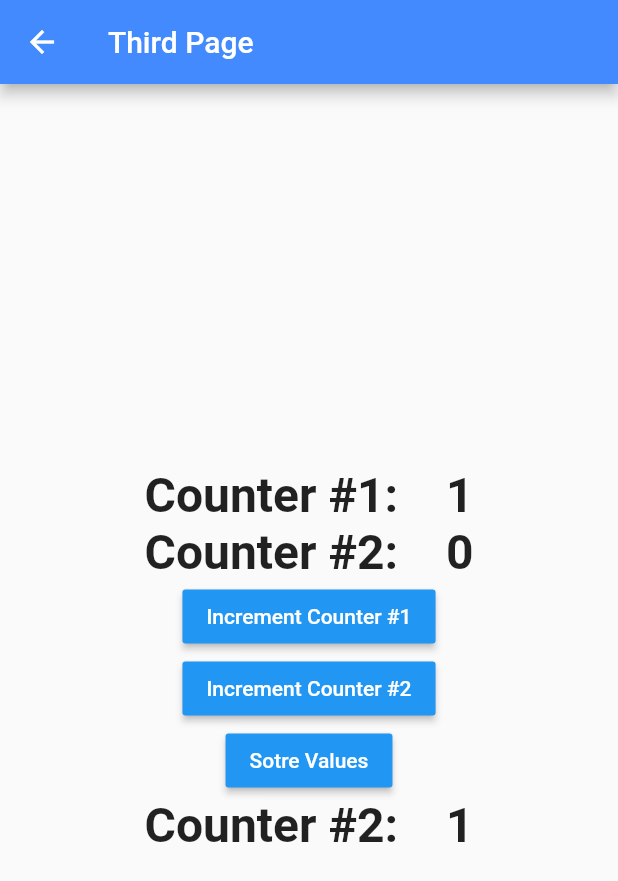
After one commit to Karim-bz/getxFlutterProject, a Flutter app: the ThirdPageView screen opened directly, after a tap on "Increment Counter #1", on a phone screen of 412 x 824 dp. The commit adds this screen. Shown: the top 881 px of the screen. Run offline on Flutter 3.47's test engine with Material 2 defaults, Android fonts, the phone set to English and light mode, and no system bars; our stand-ins replace get, get_storage; accounts and stored records are empty.

Commit message:
ThirdPage - Data Binding - Navigation

```diff
--- /dev/null
+++ b/lib/controllers/SommeControl.dart
@@ -0,0 +1,21 @@
+import 'package:get/get.dart';
+import 'package:get_storage/get_storage.dart';
+
+class SommeController extends GetxController {
+  final count1 = 0.obs; //Compteur
+  final count2 = 0.obs;
+  final name = 'Karim bouzid'.obs;
+
+  @override
+  void onInit() {
+    GetStorage box = GetStorage();
+    if (box.read("count1") != null) {
+      count1.value = box.read("count1");
+      count2.value = box.read("count2");
+    }
+  }
+
+  int get sum => count1.value + count2.value;
+  increment() => count1.value++;
+  increment2() => count2.value++;
+}
--- a/lib/main.dart
+++ b/lib/main.dart
@@ -1,10 +1,12 @@
 import 'package:flutter/material.dart';
 import 'package:get/route_manager.dart';
 import 'package:get_storage/get_storage.dart';
+import 'package:getxproject/controllers/binding/SampleBind.dart';
 import 'package:getxproject/screens/MainPage.dart';
+import 'package:getxproject/screens/third.dart';
 import 'package:getxproject/utils/MyTranslations.dart';
 
-Future<void> main() async {
+void main() async {
   await GetStorage.init();
 
   runApp(GetMaterialApp(
@@ -15,7 +17,12 @@ Future<void> main() async {
     defaultTransition: Transition.zoom,
     translations: MyTranslations(),
     locale: Locale('fr'),
+    // locale: Get.deviceLocale,
     fallbackLocale: Locale('fr'),
-    getPages: [GetPage(name: '/main', page: () => MainPage())],
+    getPages: [
+      GetPage(name: '/main', page: () => MainPage()),
+      GetPage(
+          name: '/thirdPage', page: () => ThirdPage(), binding: SampleBind()),
+    ],
   ));
 }
--- /dev/null
+++ b/lib/screens/third.dart
@@ -0,0 +1,98 @@
+import 'package:flutter/material.dart';
+import 'package:get/get.dart';
+import 'package:get_storage/get_storage.dart';
+import 'package:getxproject/controllers/SommeControl.dart';
+
+class ThirdPage extends StatelessWidget {
+  @override
+  Widget build(BuildContext context) {
+    return Container(
+      child: Container(
+        child: ThirdPageView(),
+      ),
+    );
+  }
+}
+
+class ThirdPageView extends StatefulWidget {
+  @override
+  _ThirdPageViewState createState() => _ThirdPageViewState();
+}
+
+class _ThirdPageViewState extends State<ThirdPageView> {
+  @override
+  Widget build(BuildContext context) {
+    return Container(
+      child: Scaffold(
+        appBar: AppBar(
+          title: Text('Third Page'),
+        ),
+        body: Container(
+          child: Center(
+            child: Column(
+              mainAxisAlignment: MainAxisAlignment.center,
+              children: [
+                GetX<SommeController>(
+                  builder: (_) {
+                    return Text(
+                      'Counter #1:    ${_.count1.value}',
+                      style:
+                          TextStyle(fontSize: 32, fontWeight: FontWeight.bold),
+                    );
+                  },
+                ),
+                GetX<SommeController>(
+                  builder: (_) {
+                    return Text(
+                      'Counter #2:    ${_.count2.value}',
+                      style:
+                          TextStyle(fontSize: 32, fontWeight: FontWeight.bold),
+                    );
+                  },
+                ),
+                RaisedButton(
+                  color: Colors.blue,
+                  textColor: Colors.white,
+                  child: Text("Increment Counter #1"),
+                  onPressed: () {
+                    Get.find<SommeController>().increment();
+                  },
+                ),
+                RaisedButton(
+                  color: Colors.blue,
+                  textColor: Colors.white,
+                  child: Text("Increment Counter #2"),
+                  onPressed: () {
+                    Get.find<SommeController>().increment2();
+                  },
+                ),
+                RaisedButton(
+                  color: Colors.blue,
+                  textColor: Colors.white,
+                  child: Text("Sotre Values"),
+                  onPressed: () {
+                    GetStorage box = GetStorage();
+                    box.write(
+                        "count1", Get.find<SommeController>().count1.value);
+                    box.write(
+                        "count2", Get.find<SommeController>().count2.value);
+                  },
+                ),
+                GetX<SommeController>(
+                  builder: (_) {
+                    print("Sum build");
+                    return Text(
+                      'Counter #2:    ${_.sum}',
+                      style:
+                          TextStyle(fontSize: 32, fontWeight: FontWeight.bold),
+                    );
+                  },
+                ),
+              ],
+            ),
+          ),
+        ),
+      ),
+    );
+  }
+}
```
Also changed, not shown: lib/controllers/binding/SampleBind.dart (added, +9 -0 lines), lib/screens/Second.dart (+26 -0 lines).
